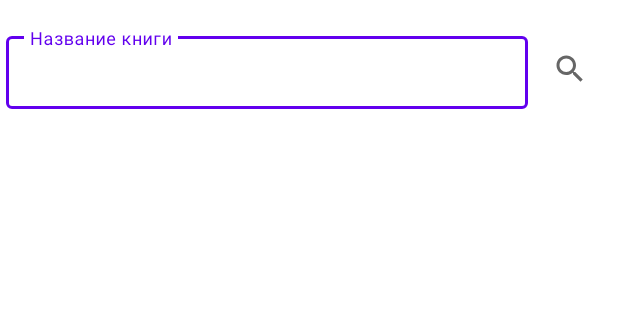
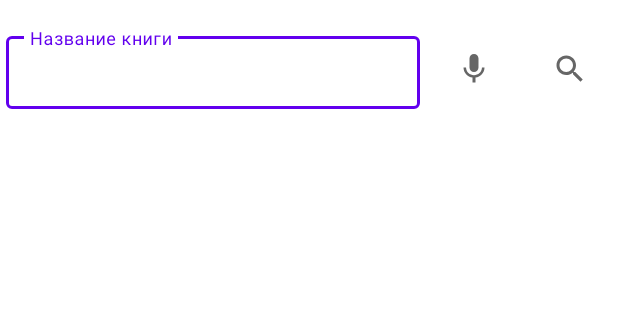
Before and after one commit to hghgrtut/BookStoreApp, an Android app: the screen it shows after launch (MainActivity), after a tap on "Искать книгу", on a phone screen of 412 x 824 dp, the part 62-382 px from its top. Run offline under Robolectric (Android 15) with nearby library versions, the phone set to English and light mode, and no system bars; our stand-ins replace navigation-ui; pictures from the network do not load.

Commit message:
voice search

```diff
--- a/app/src/main/java/by/profs/bookstore/view/list/ListFragment.kt
+++ b/app/src/main/java/by/profs/bookstore/view/list/ListFragment.kt
@@ -1,25 +1,40 @@
 package by.profs.bookstore.view.list
 
+import android.app.Activity
+import android.content.Intent
+import android.net.Uri
 import android.os.Bundle
+import android.speech.RecognizerIntent
 import android.util.Log
 import androidx.fragment.app.Fragment
 import android.view.LayoutInflater
 import android.view.View
 import android.view.ViewGroup
 import android.widget.Toast
+import androidx.activity.result.contract.ActivityResultContracts
 import androidx.fragment.app.viewModels
 import androidx.recyclerview.widget.DividerItemDecoration
 import androidx.recyclerview.widget.LinearLayoutManager
 import by.profs.bookstore.databinding.FragmentListBinding
+import by.profs.bookstore.R
 import kotlinx.coroutines.MainScope
 import kotlinx.coroutines.flow.collectLatest
 import kotlinx.coroutines.launch
+import java.util.Locale
 
 class ListFragment : Fragment() {
 
     private var _binding: FragmentListBinding? = null
     private val binding get() = _binding!!
     private val viewModel: ListViewModel by viewModels()
+    private val voiceSearchCallback =
+        registerForActivityResult(ActivityResultContracts.StartActivityForResult()) {
+            if (it.resultCode == Activity.RESULT_OK) it.data?.let { i: Intent ->
+                val query = i.getStringArrayListExtra(RecognizerIntent.EXTRA_RESULTS)!!.first()
+                binding.search.editText?.text?.append(query)
+                viewModel.loadData(query)
+            }
+        }
 
     override fun onCreateView(
         inflater: LayoutInflater, container: ViewGroup?, savedInstanceState: Bundle?
@@ -30,11 +45,24 @@ class ListFragment : Fragment() {
 
     override fun onViewCreated(view: View, savedInstanceState: Bundle?) {
         super.onViewCreated(view, savedInstanceState)
-        binding.list.apply {
-            layoutManager = LinearLayoutManager(context)
-            addItemDecoration(DividerItemDecoration(context, DividerItemDecoration.VERTICAL))
-        }
+        binding.list.addItemDecoration(DividerItemDecoration(context, DividerItemDecoration.VERTICAL))
         MainScope().launch { with(binding) {
+            try {
+                voiceInput.setOnClickListener {
+                    voiceSearchCallback.launch(
+                        Intent(RecognizerIntent.ACTION_RECOGNIZE_SPEECH).apply {
+                            val languageModel = RecognizerIntent.LANGUAGE_MODEL_FREE_FORM
+                            putExtra(RecognizerIntent.EXTRA_LANGUAGE_MODEL, languageModel)
+                            putExtra(RecognizerIntent.EXTRA_LANGUAGE, Locale.getDefault())
+                            val hint = getString(R.string.voice_search_hint)
+                            putExtra(RecognizerIntent.EXTRA_PROMPT, hint)
+                        })
+                }
+            } catch (e: Exception) {
+                e.printStackTrace()
+                startActivity(Intent(Intent.ACTION_VIEW, Uri.parse(
+                    "https://play.google.com/store/apps/details?id=com.google.android.tts")))
+            }
             buttonSearch.setOnClickListener {
                 viewModel.loadData(search.editText?.text.toString()) }
             viewModel.data.collectLatest { list.adapter = ListAdapter(it) }
--- /dev/null
+++ b/app/src/main/res/drawable/ic_mic.xml
@@ -0,0 +1,10 @@
+<vector xmlns:android="http://schemas.android.com/apk/res/android"
+    android:width="24dp"
+    android:height="24dp"
+    android:viewportWidth="24"
+    android:viewportHeight="24"
+    android:tint="?attr/colorControlNormal">
+  <path
+      android:fillColor="@android:color/white"
+      android:pathData="M12,14c1.66,0 2.99,-1.34 2.99,-3L15,5c0,-1.66 -1.34,-3 -3,-3S9,3.34 9,5v6c0,1.66 1.34,3 3,3zM17.3,11c0,3 -2.54,5.1 -5.3,5.1S6.7,14 6.7,11L5,11c0,3.41 2.72,6.23 6,6.72L11,21h2v-3.28c3.28,-0.48 6,-3.3 6,-6.72h-1.7z"/>
+</vector>
--- a/app/src/main/res/layout/fragment_list.xml
+++ b/app/src/main/res/layout/fragment_list.xml
@@ -13,7 +13,7 @@
         android:layout_height="wrap_content"
         android:layout_margin="@dimen/S"
         android:hint="@string/book_name"
-        app:layout_constraintEnd_toStartOf="@id/button_search"
+        app:layout_constraintEnd_toStartOf="@id/voice_input"
         app:layout_constraintStart_toStartOf="parent"
         app:layout_constraintTop_toTopOf="parent">
 
@@ -24,6 +24,19 @@
     </com.google.android.material.textfield.TextInputLayout>
 
     <ImageButton
+        android:id="@+id/voice_input"
+        android:layout_width="@dimen/size_button_search"
+        android:layout_height="@dimen/size_button_search"
+        android:src="@drawable/ic_mic"
+        android:background="@android:color/transparent"
+        android:contentDescription="@string/search_book"
+        android:layout_margin="@dimen/M"
+        app:layout_constraintStart_toEndOf="@id/search"
+        app:layout_constraintEnd_toStartOf="@id/button_search"
+        app:layout_constraintBottom_toBottomOf="@id/search"
+        app:layout_constraintTop_toTopOf="@id/search" />
+
+    <ImageButton
         android:id="@+id/button_search"
         android:layout_width="@dimen/size_button_search"
         android:layout_height="@dimen/size_button_search"
@@ -31,6 +44,7 @@
         android:background="@android:color/transparent"
         android:contentDescription="@string/search_book"
         android:layout_margin="@dimen/M"
+        app:layout_constraintStart_toEndOf="@id/voice_input"
         app:layout_constraintEnd_toEndOf="parent"
         app:layout_constraintBottom_toBottomOf="@id/search"
         app:layout_constraintTop_toTopOf="@id/search" />
--- a/app/src/main/res/layout/item_book.xml
+++ b/app/src/main/res/layout/item_book.xml
@@ -24,10 +24,11 @@
 
     <TextView
         android:id="@+id/author_book"
-        android:layout_width="wrap_content"
+        android:layout_width="0dp"
         android:layout_height="wrap_content"
         app:layout_constraintBottom_toTopOf="@+id/price"
         app:layout_constraintEnd_toStartOf="@+id/link"
+        app:layout_constraintStart_toEndOf="@+id/image"
         app:layout_constraintTop_toBottomOf="@+id/title_book"
         tools:text="Какое-то название..." />
 
--- a/app/src/main/res/values/strings.xml
+++ b/app/src/main/res/values/strings.xml
@@ -6,4 +6,5 @@
     <string name="search_book">Искать книгу</string>
     <string name="price">Цена: %1$.2f бел.руб.</string>
     <string name="go_to">На сайт</string>
+    <string name="voice_search_hint">Скажите название книги</string>
 </resources>
```
Also changed, not shown: app/build.gradle (+8 -6 lines), app/src/main/java/by/profs/bookstore/view/list/ListAdapter.kt (+7 -0 lines), app/src/main/java/by/profs/bookstore/presenter/api/Api.kt (line endings or trailing spaces).
